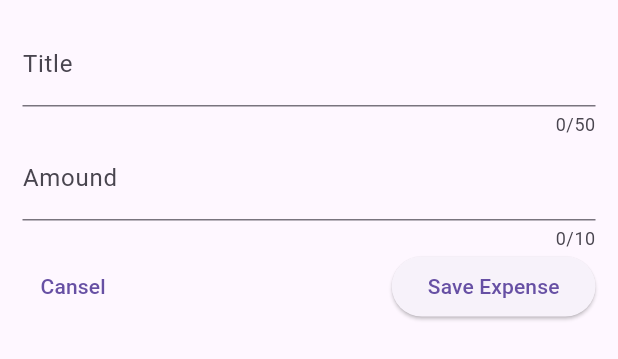
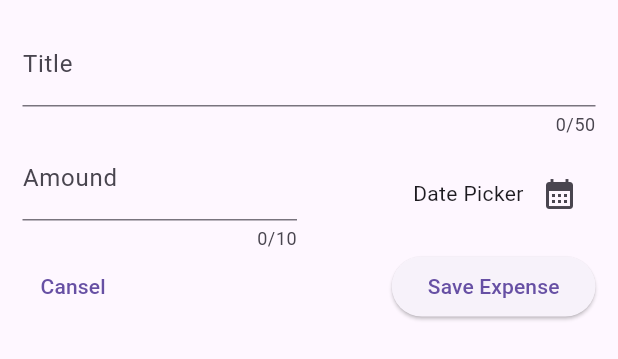
Before and after one commit to mk8270/-expense-tracker, a Flutter app: the NewExpense widget shown alone on an empty page, opened directly, on a phone screen of 412 x 824 dp. Shown: the top 359 px of the screen. Run offline on Flutter 3.47's test engine with Material 3 defaults, Android fonts, the phone set to English and light mode, and no system bars.

Commit message:
DatePicker

```diff
--- a/lib/new_expenses.dart
+++ b/lib/new_expenses.dart
@@ -10,6 +10,16 @@ class NewExpense extends StatefulWidget {
 class _NewExpenseState extends State<NewExpense> {
   final _textConroller = TextEditingController();
   final _amoundConroller = TextEditingController();
+
+  void datePicker() {
+    final initel = DateTime.now();
+    final firtDate = DateTime(initel.year - 1, initel.month, initel.day);
+    showDatePicker(
+        context: context,
+        initialDate: initel,
+        firstDate: firtDate,
+        lastDate: initel);
+  }
 
   @override
   void dispose() {
@@ -31,7 +41,10 @@ class _NewExpenseState extends State<NewExpense> {
               label: Text('Title'),
             ),
           ),
-          TextField(
+          Row(
+            children: [
+              Expanded(
+                child: TextField(
                   controller: _amoundConroller,
                   maxLength: 10,
                   keyboardType: TextInputType.number,
@@ -40,10 +53,31 @@ class _NewExpenseState extends State<NewExpense> {
                     label: Text('Amound'),
                   ),
                 ),
+              ),
+              const SizedBox(
+                width: 16,
+              ),
+              Expanded(
+                child: Row(
+                  mainAxisAlignment: MainAxisAlignment.end,
+                  crossAxisAlignment: CrossAxisAlignment.center,
+                  children: [
+                    const Text('Date Picker'),
+                    IconButton(
+                      onPressed: datePicker,
+                      icon: const Icon(Icons.calendar_month_sharp),
+                    ),
+                  ],
+                ),
+              )
+            ],
+          ),
           Row(
             children: [
               TextButton(
-                onPressed: () {},
+                onPressed: () {
+                  Navigator.pop(context);
+                },
                 child: const Text('Cansel'),
               ),
               const Spacer(),
```
Lines whose indentation alone changed are shown as unchanged.
